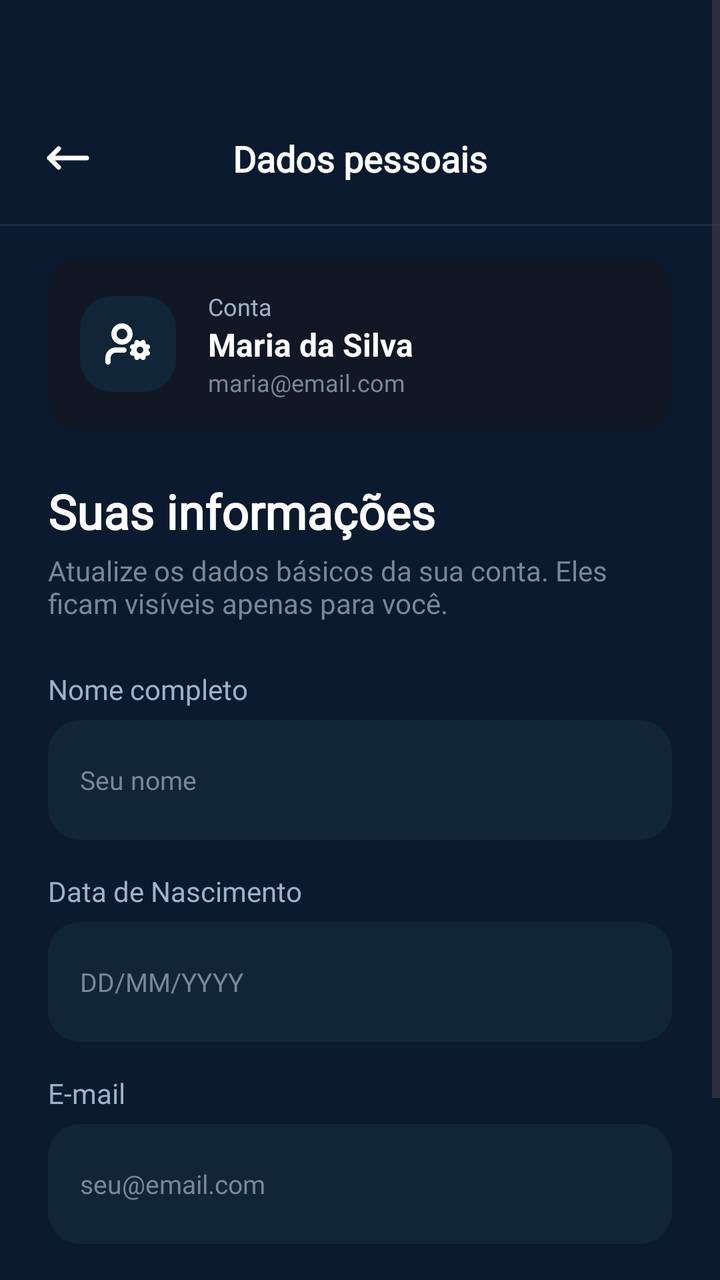
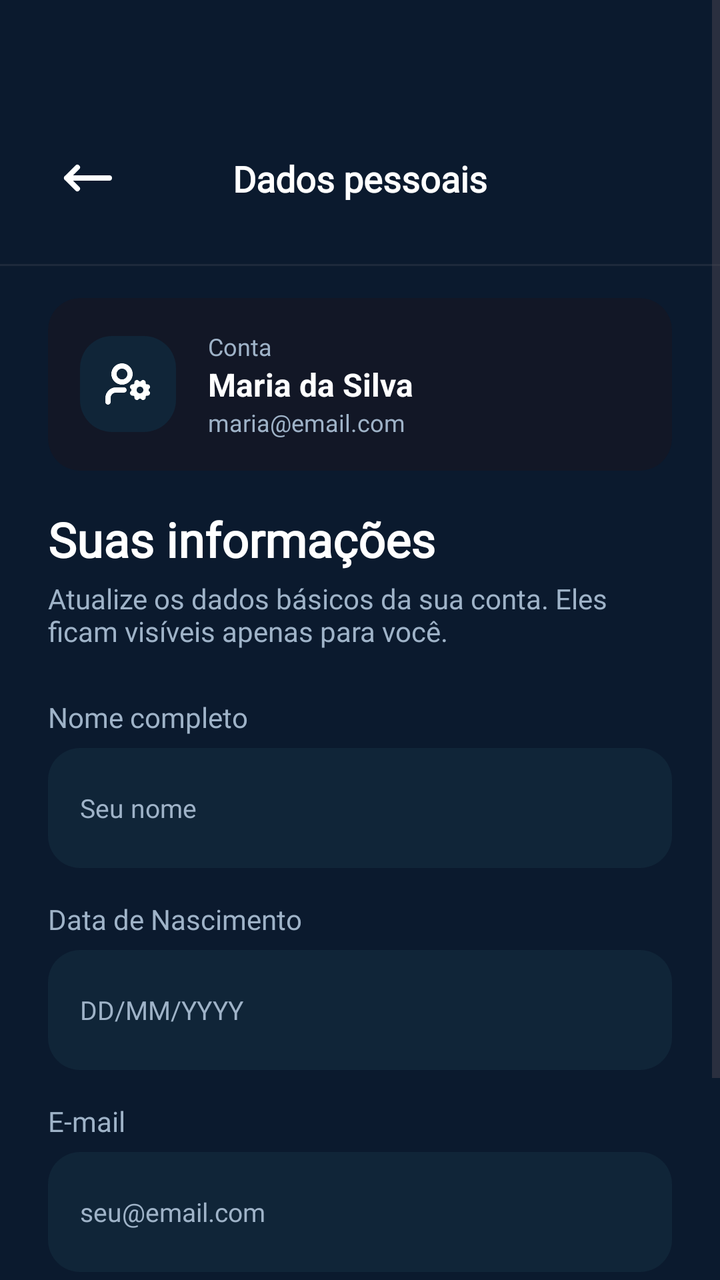

Before-and-after screenshots of an Android layout around one commit, followed by the original layout XML and the change that was made.
<!-- AndroidManifest.xml: application theme Theme.VITA -->
<!-- res/layout/fragment_atualiza.xml -->
<?xml version="1.0" encoding="utf-8"?>
<ScrollView
    xmlns:android="http://schemas.android.com/apk/res/android"
    xmlns:app="http://schemas.android.com/apk/res-auto"
    xmlns:tools="http://schemas.android.com/tools"
    android:layout_width="match_parent"
    android:layout_height="match_parent"
    android:fillViewport="true"
    android:background="@color/blue3"
    tools:context=".AtualizaFragment">

    <androidx.constraintlayout.widget.ConstraintLayout
        android:layout_width="match_parent"
        android:layout_height="wrap_content"
        android:paddingBottom="24dp">

        
        <androidx.constraintlayout.widget.ConstraintLayout
            android:id="@+id/topBar"
            android:layout_width="match_parent"
            android:layout_height="wrap_content"
            android:paddingStart="20dp"
            android:paddingTop="20dp"
            android:paddingEnd="20dp"
            android:paddingBottom="12dp"
            app:layout_constraintTop_toTopOf="parent"
            app:layout_constraintStart_toStartOf="parent"
            app:layout_constraintEnd_toEndOf="parent"
            android:layout_marginTop="45dp">

            <ImageView
                android:id="@+id/btnBack"
                android:layout_width="28dp"
                android:layout_height="28dp"
                android:clickable="true"
                android:focusable="true"
                android:contentDescription="Voltar"
                android:src="@drawable/arrow"
                app:tint="@color/white"
                app:layout_constraintStart_toStartOf="parent"
                app:layout_constraintTop_toTopOf="parent"
                app:layout_constraintBottom_toBottomOf="parent" />

            <TextView
                android:id="@+id/tvTitleToolbar"
                android:layout_width="wrap_content"
                android:layout_height="wrap_content"
                android:text="Dados pessoais"
                android:textColor="@color/white"
                android:textSize="18sp"
                android:fontFamily="@font/inter24_medium"
                android:textStyle="bold"
                app:layout_constraintStart_toStartOf="parent"
                app:layout_constraintEnd_toEndOf="parent"
                app:layout_constraintTop_toTopOf="parent"
                app:layout_constraintBottom_toBottomOf="parent" />

        </androidx.constraintlayout.widget.ConstraintLayout>

        <View
            android:id="@+id/linhaTopo"
            android:layout_width="0dp"
            android:layout_height="1dp"
            android:layout_marginTop="7dp"
            android:background="#172C44"
            app:layout_constraintEnd_toEndOf="parent"
            app:layout_constraintStart_toStartOf="parent"
            app:layout_constraintTop_toBottomOf="@id/topBar" />

        
        <androidx.cardview.widget.CardView
            android:id="@+id/cardAccount"
            android:layout_width="0dp"
            android:layout_height="wrap_content"
            android:layout_marginStart="24dp"
            android:layout_marginTop="24dp"
            android:layout_marginEnd="24dp"
            app:cardBackgroundColor="@color/blue9"
            app:cardCornerRadius="16dp"
            app:cardElevation="0dp"
            app:layout_constraintEnd_toEndOf="parent"
            app:layout_constraintStart_toStartOf="parent"
            app:layout_constraintTop_toBottomOf="@id/topBar">

            <LinearLayout
                android:layout_width="match_parent"
                android:layout_height="wrap_content"
                android:orientation="horizontal"
                android:padding="16dp"
                android:gravity="center_vertical">

                <ImageView
                    android:layout_width="48dp"
                    android:layout_height="48dp"
                    android:background="@drawable/bg_card_dark"
                    android:padding="12dp"
                    android:src="@drawable/ic_person"
                    app:tint="@color/white" />

                <LinearLayout
                    android:layout_width="match_parent"
                    android:layout_height="wrap_content"
                    android:layout_weight="1"
                    android:layout_marginStart="16dp"
                    android:orientation="vertical">

                    <TextView
                        android:layout_width="wrap_content"
                        android:layout_height="wrap_content"
                        android:text="Conta"
                        android:textColor="@color/grey2"
                        android:fontFamily="@font/inter24_regular"
                        android:textSize="12sp" />

                    <TextView
                        android:id="@+id/nameUser"
                        android:layout_width="wrap_content"
                        android:layout_height="wrap_content"
                        android:text="Maria da Silva"
                        android:textColor="@color/white"
                        android:textSize="16sp"
                        android:textStyle="bold" />

                    <TextView
                        android:id="@+id/emailUsuario"
                        android:layout_width="wrap_content"
                        android:layout_height="wrap_content"
                        android:text="maria@email.com"
                        android:fontFamily="@font/inter24_regular"
                        android:textColor="@color/grey"
                        android:textSize="12sp" />

                </LinearLayout>

            </LinearLayout>

        </androidx.cardview.widget.CardView>

        
        <TextView
            android:id="@+id/tvSectionTitle"
            android:layout_width="0dp"
            android:layout_height="wrap_content"
            android:layout_marginStart="24dp"
            android:layout_marginTop="24dp"
            android:layout_marginEnd="24dp"
            android:text="Suas informações"
            android:textColor="@color/white"
            android:textSize="24sp"
            android:fontFamily="@font/inter24_bold"
            android:textStyle="bold"
            app:layout_constraintEnd_toEndOf="parent"
            app:layout_constraintStart_toStartOf="parent"
            app:layout_constraintTop_toBottomOf="@id/cardAccount" />

        <TextView
            android:id="@+id/tvSectionSubtitle"
            android:layout_width="0dp"
            android:layout_height="wrap_content"
            android:layout_marginStart="24dp"
            android:layout_marginTop="4dp"
            android:layout_marginEnd="24dp"
            android:text="Atualize os dados básicos da sua conta. Eles ficam visíveis apenas para você."
            android:textColor="@color/grey"
            android:textSize="14sp"
            android:fontFamily="@font/inter24_regular"
            app:layout_constraintEnd_toEndOf="parent"
            app:layout_constraintStart_toStartOf="parent"
            app:layout_constraintTop_toBottomOf="@id/tvSectionTitle" />

        
        <TextView
            android:id="@+id/lblNome"
            android:layout_width="wrap_content"
            android:layout_height="wrap_content"
            android:layout_marginStart="24dp"
            android:layout_marginTop="24dp"
            android:text="Nome completo"
            android:textColor="@color/grey2"
            android:textSize="14sp"
            android:fontFamily="@font/inter24_semibold"
            app:layout_constraintStart_toStartOf="parent"
            app:layout_constraintTop_toBottomOf="@id/tvSectionSubtitle" />

        <EditText
            android:id="@+id/etNome"
            android:layout_width="0dp"
            android:layout_height="60dp"
            android:layout_marginStart="24dp"
            android:layout_marginTop="6dp"
            android:layout_marginEnd="24dp"
            android:background="@drawable/bg_card_dark"
            android:hint="Seu nome"
            android:inputType="textPersonName"
            android:paddingHorizontal="16dp"
            android:textColor="@color/white"
            android:textColorHint="@color/grey"
            android:textSize="13sp"
            android:fontFamily="@font/inter24_regular"
            app:layout_constraintEnd_toEndOf="parent"
            app:layout_constraintStart_toStartOf="parent"
            app:layout_constraintTop_toBottomOf="@id/lblNome" />

        
        <TextView
            android:id="@+id/lblDataNasc"
            android:layout_width="wrap_content"
            android:layout_height="wrap_content"
            android:layout_marginStart="24dp"
            android:layout_marginTop="16dp"
            android:text="Data de Nascimento"
            android:textColor="@color/grey2"
            android:textSize="14sp"
            android:fontFamily="@font/inter24_semibold"
            app:layout_constraintStart_toStartOf="parent"
            app:layout_constraintTop_toBottomOf="@id/etNome" />

        <EditText
            android:id="@+id/etDataNasc"
            android:layout_width="0dp"
            android:layout_height="60dp"
            android:layout_marginStart="24dp"
            android:layout_marginTop="6dp"
            android:layout_marginEnd="24dp"
            android:background="@drawable/bg_card_dark"
            android:inputType="date"
            android:hint="DD/MM/YYYY"
            android:textColorHint="@color/grey"
            android:paddingHorizontal="16dp"
            android:textColor="@color/white"
            android:textSize="13sp"
            android:fontFamily="@font/inter24_regular"
            app:layout_constraintEnd_toEndOf="parent"
            app:layout_constraintStart_toStartOf="parent"
            app:layout_constraintTop_toBottomOf="@id/lblDataNasc" />

        
        <TextView
            android:id="@+id/lblEmail"
            android:layout_width="wrap_content"
            android:layout_height="wrap_content"
            android:layout_marginStart="24dp"
            android:layout_marginTop="16dp"
            android:text="E-mail"
            android:textColor="@color/grey2"
            android:textSize="14sp"
            android:fontFamily="@font/inter24_semibold"
            app:layout_constraintStart_toStartOf="parent"
            app:layout_constraintTop_toBottomOf="@id/etDataNasc" />

        <EditText
            android:id="@+id/etEmail"
            android:layout_width="0dp"
            android:layout_height="60dp"
            android:layout_marginStart="24dp"
            android:layout_marginTop="6dp"
            android:layout_marginEnd="24dp"
            android:background="@drawable/bg_card_dark"
            android:hint="seu@email.com"
            android:inputType="textEmailAddress"
            android:paddingHorizontal="16dp"
            android:textColor="@color/white"
            android:textColorHint="@color/grey"
            android:textSize="13sp"
            android:fontFamily="@font/inter24_regular"
            app:layout_constraintEnd_toEndOf="parent"
            app:layout_constraintStart_toStartOf="parent"
            app:layout_constraintTop_toBottomOf="@id/lblEmail" />

        
        <com.google.android.material.button.MaterialButton
            android:id="@+id/btnSalvar"
            android:layout_width="0dp"
            android:layout_height="60dp"
            android:layout_marginStart="24dp"
            android:layout_marginTop="40dp"
            android:layout_marginEnd="24dp"
            android:text="Salvar alterações"
            android:textColor="@color/black"
            android:textSize="16sp"
            android:textStyle="bold"
            android:fontFamily="@font/inter24_medium"
            app:backgroundTint="@color/white"
            app:cornerRadius="28dp"
            app:layout_constraintEnd_toEndOf="parent"
            app:layout_constraintHorizontal_bias="0.0"
            app:layout_constraintStart_toStartOf="parent"
            app:layout_constraintTop_toBottomOf="@id/etEmail" />


    </androidx.constraintlayout.widget.ConstraintLayout>
</ScrollView>
<!-- resources referenced by this layout -->
<resources>
  <color name="black">#FF000000</color>
  <color name="blue3">#0B1A2E</color>
  <color name="blue9">#121726</color>
  <color name="grey">#798797</color>
  <color name="grey2">#9FB3C8</color>
  <color name="white">#FFFFFFFF</color>
  <!-- drawable arrow (drawable) -->
  <vector xmlns:android="http://schemas.android.com/apk/res/android" android:height="15dp" android:viewportHeight="24" android:viewportWidth="24" android:width="15dp">
        
      <path android:fillColor="#FFFFFF" android:pathData="M4,12H20M4,12L8,8M4,12L8,16" android:strokeColor="#FFFFFF" android:strokeLineCap="round" android:strokeLineJoin="round" android:strokeWidth="2"/>
      
  </vector>
  <!-- drawable bg_card_dark (drawable) -->
  <?xml version="1.0" encoding="utf-8"?>
  <shape xmlns:android="http://schemas.android.com/apk/res/android">
      <solid android:color="#102538" />
      <corners android:radius="16dp" />
  </shape>
  <!-- drawable ic_person: vector/xml drawable (drawable, 3209 chars, omitted) -->
  <style name="Theme.VITA" parent="Base.Theme.VITA" />
  <style name="Base.Theme.VITA" parent="Theme.Material3.DayNight.NoActionBar">
          
          
      </style>
</resources>

<!-- the commit's change to res/layout/fragment_atualiza.xml (unified diff, before → after) -->
@@ -30,11 +30,12 @@
 
             <ImageView
                 android:id="@+id/btnBack"
-                android:layout_width="28dp"
-                android:layout_height="28dp"
+                android:layout_width="48dp"
+                android:layout_height="48dp"
+                android:padding="8dp"
                 android:clickable="true"
                 android:focusable="true"
-                android:contentDescription="Voltar"
+                android:contentDescription="@string/voltar"
                 android:src="@drawable/arrow"
                 app:tint="@color/white"
                 app:layout_constraintStart_toStartOf="parent"
@@ -45,7 +46,7 @@
                 android:id="@+id/tvTitleToolbar"
                 android:layout_width="wrap_content"
                 android:layout_height="wrap_content"
-                android:text="Dados pessoais"
+                android:text="@string/personal"
                 android:textColor="@color/white"
                 android:textSize="18sp"
                 android:fontFamily="@font/inter24_medium"
@@ -62,7 +63,7 @@
             android:layout_width="0dp"
             android:layout_height="1dp"
             android:layout_marginTop="7dp"
-            android:background="#172C44"
+            android:background="@color/blue11"
             app:layout_constraintEnd_toEndOf="parent"
             app:layout_constraintStart_toStartOf="parent"
             app:layout_constraintTop_toBottomOf="@id/topBar" />
@@ -107,7 +108,7 @@
                     <TextView
                         android:layout_width="wrap_content"
                         android:layout_height="wrap_content"
-                        android:text="Conta"
+                        android:text="@string/acc"
                         android:textColor="@color/grey2"
                         android:fontFamily="@font/inter24_regular"
                         android:textSize="12sp" />
@@ -116,7 +117,7 @@
                         android:id="@+id/nameUser"
                         android:layout_width="wrap_content"
                         android:layout_height="wrap_content"
-                        android:text="Maria da Silva"
+                        android:text="@string/fake_name"
                         android:textColor="@color/white"
                         android:textSize="16sp"
                         android:textStyle="bold" />
@@ -125,9 +126,9 @@
                         android:id="@+id/emailUsuario"
                         android:layout_width="wrap_content"
                         android:layout_height="wrap_content"
-                        android:text="maria@email.com"
+                        android:text="@string/fake_acc_email"
                         android:fontFamily="@font/inter24_regular"
-                        android:textColor="@color/grey"
+                        android:textColor="@color/grey2"
                         android:textSize="12sp" />
 
                 </LinearLayout>
@@ -142,9 +143,9 @@
             android:layout_width="0dp"
             android:layout_height="wrap_content"
             android:layout_marginStart="24dp"
-            android:layout_marginTop="24dp"
-            android:layout_marginEnd="24dp"
-            android:text="Suas informações"
+            android:layout_marginTop="18dp"
+            android:layout_marginEnd="24dp"
+            android:text="@string/your_info"
             android:textColor="@color/white"
             android:textSize="24sp"
             android:fontFamily="@font/inter24_bold"
@@ -160,8 +161,8 @@
             android:layout_marginStart="24dp"
             android:layout_marginTop="4dp"
             android:layout_marginEnd="24dp"
-            android:text="Atualize os dados básicos da sua conta. Eles ficam visíveis apenas para você."
-            android:textColor="@color/grey"
+            android:text="@string/atualiza_desc"
+            android:textColor="@color/grey2"
             android:textSize="14sp"
             android:fontFamily="@font/inter24_regular"
             app:layout_constraintEnd_toEndOf="parent"
@@ -175,7 +176,7 @@
             android:layout_height="wrap_content"
             android:layout_marginStart="24dp"
             android:layout_marginTop="24dp"
-            android:text="Nome completo"
+            android:text="@string/full_name"
             android:textColor="@color/grey2"
             android:textSize="14sp"
             android:fontFamily="@font/inter24_semibold"
@@ -190,11 +191,11 @@
             android:layout_marginTop="6dp"
             android:layout_marginEnd="24dp"
             android:background="@drawable/bg_card_dark"
-            android:hint="Seu nome"
+            android:hint="@string/your_name"
             android:inputType="textPersonName"
             android:paddingHorizontal="16dp"
             android:textColor="@color/white"
-            android:textColorHint="@color/grey"
+            android:textColorHint="@color/grey2"
             android:textSize="13sp"
             android:fontFamily="@font/inter24_regular"
             app:layout_constraintEnd_toEndOf="parent"
@@ -208,7 +209,7 @@
             android:layout_height="wrap_content"
             android:layout_marginStart="24dp"
             android:layout_marginTop="16dp"
-            android:text="Data de Nascimento"
+            android:text="@string/birth_date"
             android:textColor="@color/grey2"
             android:textSize="14sp"
             android:fontFamily="@font/inter24_semibold"
@@ -224,8 +225,8 @@
             android:layout_marginEnd="24dp"
             android:background="@drawable/bg_card_dark"
             android:inputType="date"
-            android:hint="DD/MM/YYYY"
-            android:textColorHint="@color/grey"
+            android:hint="@string/date_type"
+            android:textColorHint="@color/grey2"
             android:paddingHorizontal="16dp"
             android:textColor="@color/white"
             android:textSize="13sp"
@@ -241,7 +242,7 @@
             android:layout_height="wrap_content"
             android:layout_marginStart="24dp"
             android:layout_marginTop="16dp"
-            android:text="E-mail"
+            android:text="@string/email"
             android:textColor="@color/grey2"
             android:textSize="14sp"
             android:fontFamily="@font/inter24_semibold"
@@ -256,11 +257,11 @@
             android:layout_marginTop="6dp"
             android:layout_marginEnd="24dp"
             android:background="@drawable/bg_card_dark"
-            android:hint="seu@email.com"
+            android:hint="@string/your_email"
             android:inputType="textEmailAddress"
             android:paddingHorizontal="16dp"
             android:textColor="@color/white"
-            android:textColorHint="@color/grey"
+            android:textColorHint="@color/grey2"
             android:textSize="13sp"
             android:fontFamily="@font/inter24_regular"
             app:layout_constraintEnd_toEndOf="parent"
@@ -275,7 +276,7 @@
             android:layout_marginStart="24dp"
             android:layout_marginTop="40dp"
             android:layout_marginEnd="24dp"
-            android:text="Salvar alterações"
+            android:text="@string/save"
             android:textColor="@color/black"
             android:textSize="16sp"
             android:textStyle="bold"
<!-- resource entries referenced after the edit -->
@@ -1,25 +1,40 @@
 <!-- resources referenced by this layout -->
 <resources>
   <color name="black">#FF000000</color>
+  <color name="blue11">#1E293B</color>
   <color name="blue3">#0B1A2E</color>
   <color name="blue9">#121726</color>
-  <color name="grey">#798797</color>
   <color name="grey2">#9FB3C8</color>
   <color name="white">#FFFFFFFF</color>
   <!-- drawable arrow (drawable) -->
   <vector xmlns:android="http://schemas.android.com/apk/res/android" android:height="15dp" android:viewportHeight="24" android:viewportWidth="24" android:width="15dp">
         
-      <path android:fillColor="#FFFFFF" android:pathData="M4,12H20M4,12L8,8M4,12L8,16" android:strokeColor="#FFFFFF" android:strokeLineCap="round" android:strokeLineJoin="round" android:strokeWidth="2"/>
+      <path android:fillColor="@color/white" android:pathData="M4,12H20M4,12L8,8M4,12L8,16" android:strokeColor="@color/white" android:strokeLineCap="round" android:strokeLineJoin="round" android:strokeWidth="2"/>
       
   </vector>
   <!-- drawable bg_card_dark (drawable) -->
   <?xml version="1.0" encoding="utf-8"?>
   <shape xmlns:android="http://schemas.android.com/apk/res/android">
-      <solid android:color="#102538" />
+      <solid android:color="@color/overlayC" />
       <corners android:radius="16dp" />
   </shape>
-  <!-- drawable ic_person: vector/xml drawable (drawable, 3209 chars, omitted) -->
+  <!-- drawable ic_person: vector/xml drawable (drawable, 3418 chars, omitted) -->
+  <string name="acc">Conta</string>
+  <string name="atualiza_desc">Atualize os dados básicos da sua conta. Eles ficam visíveis apenas para você.</string>
+  <string name="birth_date">Data de Nascimento</string>
+  <string name="date_type">DD/MM/YYYY</string>
+  <string name="email">E-mail</string>
+  <string name="fake_acc_email">maria@email.com</string>
+  <string name="fake_name">Maria da Silva</string>
+  <string name="full_name">Nome completo</string>
+  <string name="personal">Dados pessoais</string>
+  <string name="save">Salvar alterações</string>
+  <string name="voltar">Voltar</string>
+  <string name="your_email">seu@email.com</string>
+  <string name="your_info">Suas informações</string>
+  <string name="your_name">Seu nome</string>
   <style name="Theme.VITA" parent="Base.Theme.VITA" />
+  <color name="overlayC">#102538</color>
   <style name="Base.Theme.VITA" parent="Theme.Material3.DayNight.NoActionBar">
           
           
